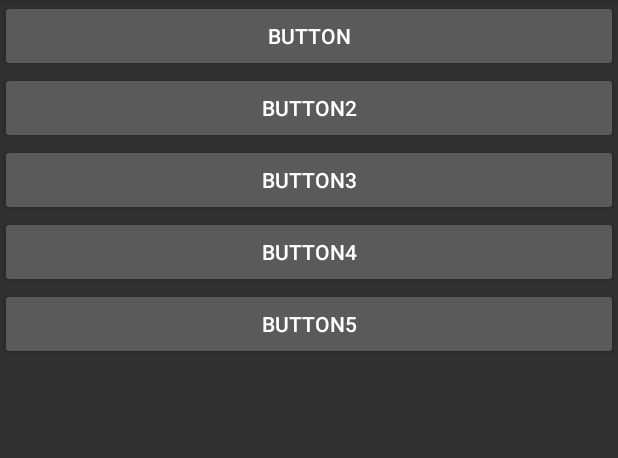
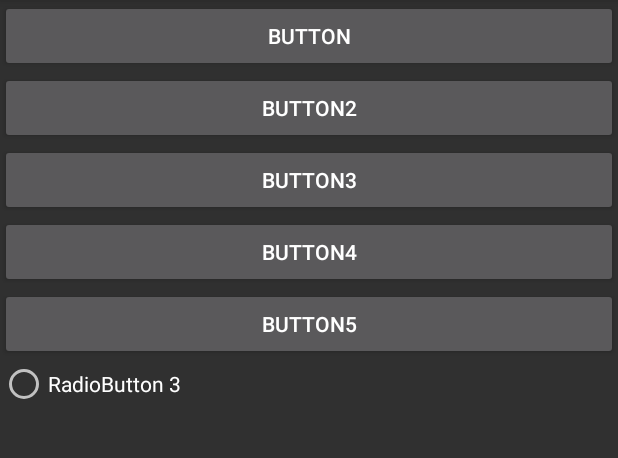
Before and after one commit to malibaig41/MyGithub, an Android app: the screen it shows after launch (MainActivity), on a phone screen of 412 x 824 dp, the part 84-542 px from its top. Run offline under Robolectric (Android 15) with nearby library versions, the phone set to English and light mode, and no system bars.

Commit message:
Third RadioButton is added

```diff
--- a/app/src/main/res/layout/activity_main.xml
+++ b/app/src/main/res/layout/activity_main.xml
@@ -32,4 +32,8 @@
         android:layout_height="wrap_content"
         android:text="Button5" />
 
+    <RadioButton
+        android:layout_width="match_parent"
+        android:layout_height="wrap_content"
+        android:text="RadioButton 3" />
 </LinearLayout>
```
